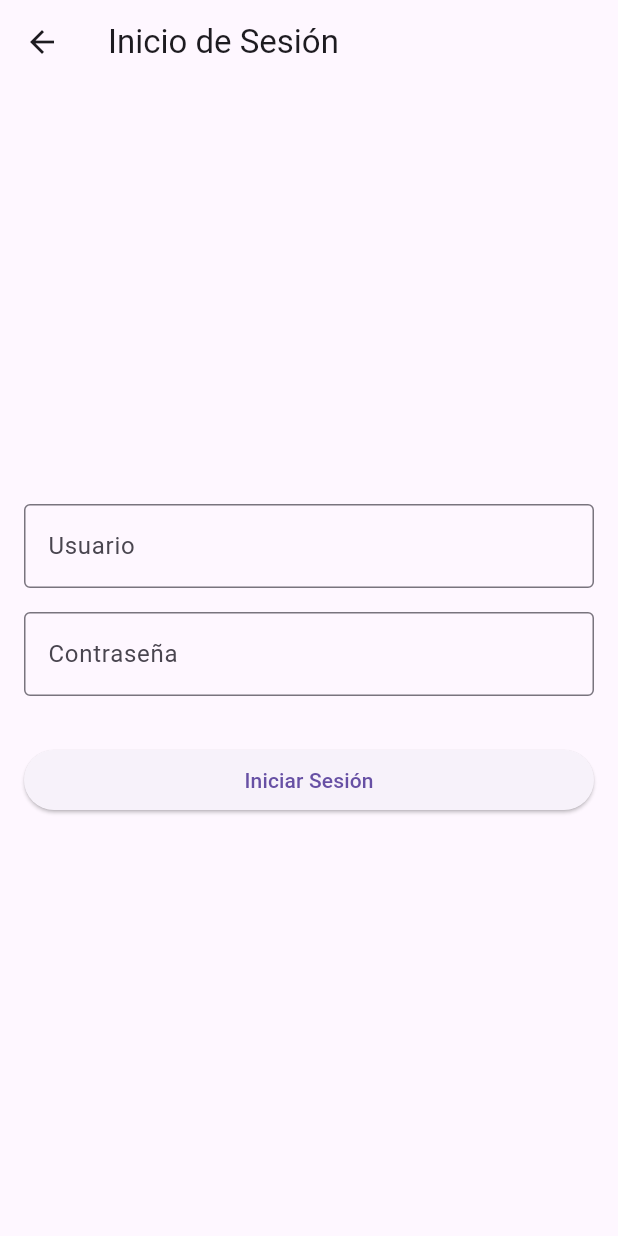
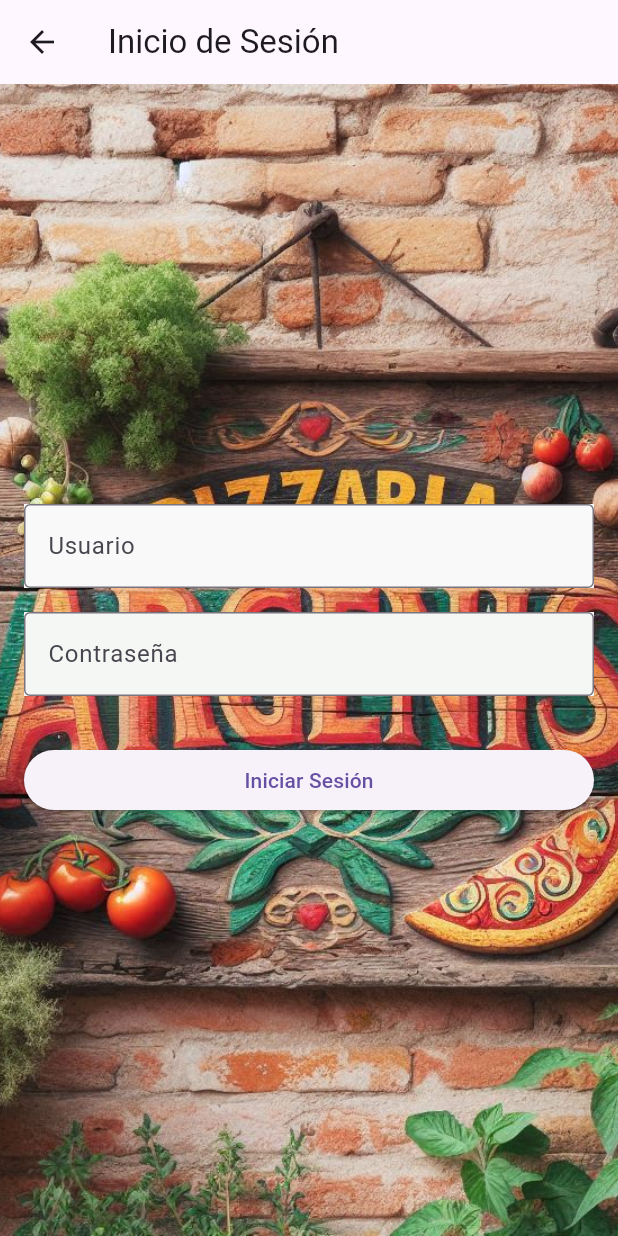
Before and after one commit to adriancamarena2310/ArgenisPizza, a Flutter app: the screen it shows after launch, after a tap on "Entrega a domicilio", on a phone screen of 412 x 824 dp. Run offline on Flutter 3.47's test engine with Material 3 defaults, Android fonts, the phone set to English and light mode, and no system bars.

Commit message:
Decorate: Edicion en LoginScreen

```diff
--- a/argenis_app/lib/src/screens/Login_Screen.dart
+++ b/argenis_app/lib/src/screens/Login_Screen.dart
@@ -1,6 +1,6 @@
+import 'package:flutter/material.dart';
 import 'package:argenis_app/src/models/user_model.dart';
 import 'package:argenis_app/src/screens/Home_Domicilio_Screen.dart';
-import 'package:flutter/material.dart';
 
 class LoginScreen extends StatefulWidget {
   const LoginScreen({Key? key}) : super(key: key);
@@ -24,7 +24,14 @@ class _LoginScreenState extends State<LoginScreen> {
       appBar: AppBar(
         title: const Text('Inicio de Sesión'),
       ),
-      body: Padding(
+      body: Container(
+        decoration: BoxDecoration(
+          image: DecorationImage(
+            image: AssetImage("images/assets/Font.jpg"),
+            fit: BoxFit.cover,
+          ),
+        ),
+        child: Padding(
           padding: const EdgeInsets.all(16.0),
           child: Form(
             key: formKey,
@@ -32,7 +39,9 @@ class _LoginScreenState extends State<LoginScreen> {
               mainAxisAlignment: MainAxisAlignment.center,
               crossAxisAlignment: CrossAxisAlignment.stretch,
               children: [
-              TextFormField(
+                Container(
+                  color: const Color.fromARGB(255, 248, 249, 248),
+                  child: TextFormField(
                     controller: userNameController,
                     decoration: const InputDecoration(
                       labelText: 'Usuario',
@@ -48,8 +57,11 @@ class _LoginScreenState extends State<LoginScreen> {
                       return null;
                     },
                   ),
+                ),
                 const SizedBox(height: 16),
-              TextFormField(
+                Container(
+                  color: const Color.fromARGB(255, 244, 247, 244),
+                  child: TextFormField(
                     controller: passwordController,
                     obscureText: true,
                     decoration: const InputDecoration(
@@ -64,12 +76,14 @@ class _LoginScreenState extends State<LoginScreen> {
                       return null;
                     },
                   ),
+                ),
                 const SizedBox(height: 32),
                 ElevatedButton(
                   onPressed: _login,
                   child: const Text('Iniciar Sesión'),
                 ),
               ],
+            ),
           ),
         ),
       ),
--- a/argenis_app/pubspec.yaml
+++ b/argenis_app/pubspec.yaml
@@ -63,6 +63,7 @@ flutter:
   - images/assets/argenis.jpg
   - images/assets/fondoLogin.jpg
   - images/assets/fondo.jpg
+  - images/assets/Font.jpg
   - images/assets/fondoPreview.gif
   - images/users/chikil.jpg
   - images/users/camarena.jpg
```
Also changed, not shown: argenis_app/images/assets/Font.jpg (added), argenis_app/pubspec.lock. Lines whose indentation alone changed are shown as unchanged.
